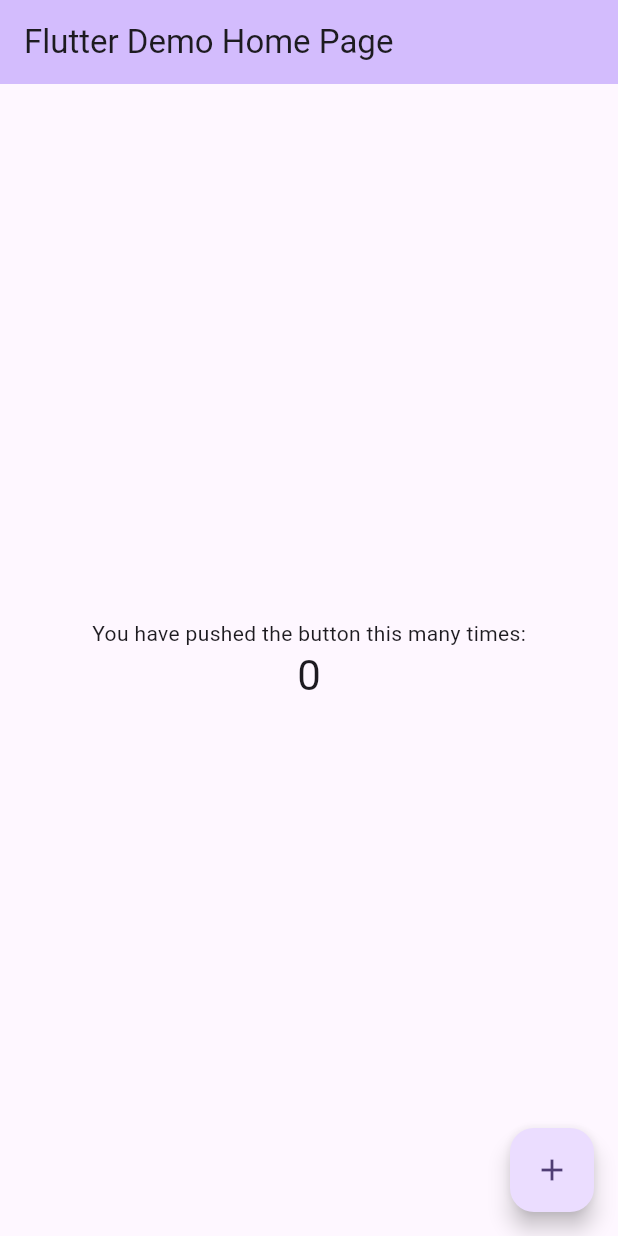
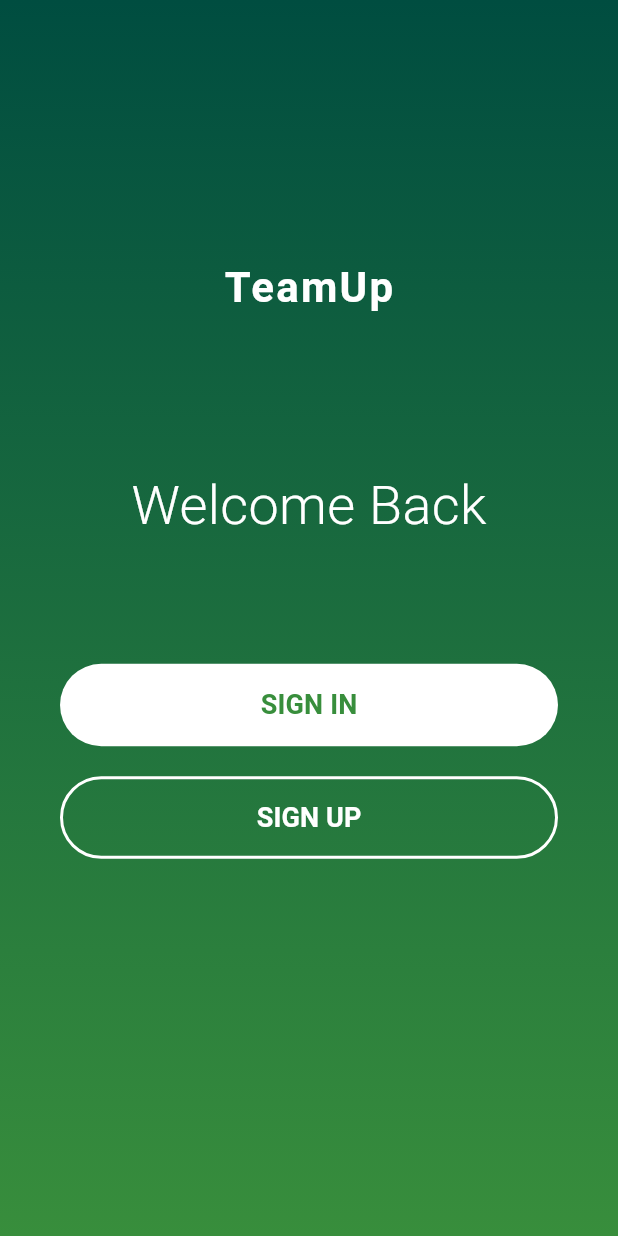
Before and after one commit to bogdanbalasoiu20/TeamUp-Frontend-Flutter, a Flutter app: the screen it shows after launch, on a phone screen of 412 x 824 dp. Run offline on Flutter 3.47's test engine with Material 3 defaults, Android fonts, the light colour scheme and no system bars.

Commit message:
Begining of starting page(welcome page with sign in/sign up buttons)

```diff
--- a/lib/main.dart
+++ b/lib/main.dart
@@ -1,123 +1,23 @@
 import 'package:flutter/material.dart';
+import 'package:team_up_fe_new/screens/welcome_page.dart'; // Asigură-te că numele proiectului tău este corect!
 
 void main() {
-  runApp(const MyApp());
+  runApp(const FitnessClubApp());
 }
 
-class MyApp extends StatelessWidget {
-  const MyApp({super.key});
+class FitnessClubApp extends StatelessWidget {
+  const FitnessClubApp({super.key});
 
-  // This widget is the root of your application.
   @override
   Widget build(BuildContext context) {
     return MaterialApp(
-      title: 'Flutter Demo',
+      title: 'TeamUp UI',
       theme: ThemeData(
-        // This is the theme of your application.
-        //
-        // TRY THIS: Try running your application with "flutter run". You'll see
-        // the application has a purple toolbar. Then, without quitting the app,
-        // try changing the seedColor in the colorScheme below to Colors.green
-        // and then invoke "hot reload" (save your changes or press the "hot
-        // reload" button in a Flutter-supported IDE, or press "r" if you used
-        // the command line to start the app).
-        //
-        // Notice that the counter didn't reset back to zero; the application
-        // state is not lost during the reload. To reset the state, use hot
-        // restart instead.
-        //
-        // This works for code too, not just values: Most code changes can be
-        // tested with just a hot reload.
-        colorScheme: ColorScheme.fromSeed(seedColor: Colors.deepPurple),
-
+        primarySwatch: Colors.red,
+        useMaterial3: true,
       ),
-      home: const MyHomePage(title: 'Flutter Demo Home Page'),
+      // setez WelcomeScreen ca prima pagina
+      home: const WelcomeScreen(),
     );
   }
 }
-
-class MyHomePage extends StatefulWidget {
-  const MyHomePage({super.key, required this.title});
-
-  // This widget is the home page of your application. It is stateful, meaning
-  // that it has a State object (defined below) that contains fields that affect
-  // how it looks.
-
-  // This class is the configuration for the state. It holds the values (in this
-  // case the title) provided by the parent (in this case the App widget) and
-  // used by the build method of the State. Fields in a Widget subclass are
-  // always marked "final".
-
-  final String title;
-
-  @override
-  State<MyHomePage> createState() => _MyHomePageState();
-}
-
-class _MyHomePageState extends State<MyHomePage> {
-  int _counter = 0;
-
-  void _incrementCounter() {
-    setState(() {
-      // This call to setState tells the Flutter framework that something has
-      // changed in this State, which causes it to rerun the build method below
-      // so that the display can reflect the updated values. If we changed
-      // _counter without calling setState(), then the build method would not be
-      // called again, and so nothing would appear to happen.
-      _counter++;
-    });
-  }
-
-  @override
-  Widget build(BuildContext context) {
-    // This method is rerun every time setState is called, for instance as done
-    // by the _incrementCounter method above.
-    //
-    // The Flutter framework has been optimized to make rerunning build methods
-    // fast, so that you can just rebuild anything that needs updating rather
-    // than having to individually change instances of widgets.
-    return Scaffold(
-      appBar: AppBar(
-        // TRY THIS: Try changing the color here to a specific color (to
-        // Colors.amber, perhaps?) and trigger a hot reload to see the AppBar
-        // change color while the other colors stay the same.
-        backgroundColor: Theme.of(context).colorScheme.inversePrimary,
-        // Here we take the value from the MyHomePage object that was created by
-        // the App.build method, and use it to set our appbar title.
-        title: Text(widget.title),
-      ),
-      body: Center(
-        // Center is a layout widget. It takes a single child and positions it
-        // in the middle of the parent.
-        child: Column(
-          // Column is also a layout widget. It takes a list of children and
-          // arranges them vertically. By default, it sizes itself to fit its
-          // children horizontally, and tries to be as tall as its parent.
-          //
-          // Column has various properties to control how it sizes itself and
-          // how it positions its children. Here we use mainAxisAlignment to
-          // center the children vertically; the main axis here is the vertical
-          // axis because Columns are vertical (the cross axis would be
-          // horizontal).
-          //
-          // TRY THIS: Invoke "debug painting" (choose the "Toggle Debug Paint"
-          // action in the IDE, or press "p" in the console), to see the
-          // wireframe for each widget.
-          mainAxisAlignment: MainAxisAlignment.center,
-          children: [
-            const Text('You have pushed the button this many times:'),
-            Text(
-              '$_counter',
-              style: Theme.of(context).textTheme.headlineMedium,
-            ),
-          ],
-        ),
-      ),
-      floatingActionButton: FloatingActionButton(
-        onPressed: _incrementCounter,
-        tooltip: 'Increment',
-        child: const Icon(Icons.add),
-      ),
-    );
-  }
-}
--- /dev/null
+++ b/lib/screens/welcome_page.dart
@@ -0,0 +1,127 @@
+import 'package:flutter/material.dart';
+import 'package:team_up_fe_new/utils/app_colors.dart';
+
+// Ecranul de deschidere(login+sign up). Primul care apare cand deschizi aplicatia
+class WelcomeScreen extends StatelessWidget {
+  const WelcomeScreen({super.key});
+
+  @override
+  Widget build(BuildContext context) {
+    const Color startColor = AppColors.primaryGreenDark;
+    const Color endColor = AppColors.primaryGreenLight;
+
+    return Scaffold(
+      body: Container(
+        //Fundalul
+        decoration: const BoxDecoration(
+          gradient: LinearGradient(
+            colors: [startColor, endColor],
+            begin: Alignment.topCenter,
+            end: Alignment.bottomCenter,
+          ),
+        ),
+        child: Center(
+          child: Padding(
+            padding: const EdgeInsets.symmetric(horizontal: 40.0),
+            child: Column(
+              mainAxisAlignment: MainAxisAlignment.center,
+              children: <Widget>[
+                //Numele aplicatiei(coloana 1)
+                const Text(
+                  'TeamUp',
+                  style: TextStyle(
+                    color: Colors.white,
+                    fontSize: 28,
+                    fontWeight: FontWeight.bold,
+                    letterSpacing: 1.5,
+                  ),
+                ),
+                const SizedBox(height: 100),
+
+                // Mesajul (coloana 2)
+                const Text(
+                  'Welcome Back',
+                  style: TextStyle(
+                    color: Colors.white,
+                    fontSize: 36,
+                    fontWeight: FontWeight.w300,
+                  ),
+                ),
+                const SizedBox(height: 80),
+
+                //Butonul de sign in(coloana 3)
+                _WelcomeButton(
+                  text: 'SIGN IN',
+                  onTap: () {
+                    // TODO: De facut navigarea catre SignInScreen
+                    print('Navigare la Sign In');
+                  },
+                  isFilled: true,
+                  fillColor: endColor,
+                ),
+                const SizedBox(height: 20),
+
+                //Butonul de sign up(coloana 4)
+                _WelcomeButton(
+                  text: 'SIGN UP',
+                  onTap: () {
+                    // TODO: De facut navigarea catre SignUpScreen
+                    print('Navigare la Sign Up');
+                  },
+                  isFilled: false,
+                  fillColor: endColor,
+                ),
+                const SizedBox(height: 80),
+
+              ],
+            ),
+          ),
+        ),
+      ),
+    );
+  }
+}
+
+// Widget privat pentru butoanele de Sign In / Sign Up
+class _WelcomeButton extends StatelessWidget {
+  final String text;
+  final VoidCallback onTap;
+  final bool isFilled;
+  final Color fillColor;
+
+  const _WelcomeButton({
+    required this.text,
+    required this.onTap,
+    required this.isFilled,
+    required this.fillColor,
+  });
+
+  @override
+  Widget build(BuildContext context) {
+    return SizedBox(
+      width: double.infinity,
+      height: 55,
+      child: OutlinedButton(
+        onPressed: onTap,
+        style: OutlinedButton.styleFrom(
+          backgroundColor: isFilled ? Colors.white : Colors.transparent,
+          side: BorderSide(
+            color: isFilled ? Colors.transparent : Colors.white,
+            width: 2,
+          ),
+          shape: RoundedRectangleBorder(
+            borderRadius: BorderRadius.circular(30),
+          ),
+        ),
+        child: Text(
+          text,
+          style: TextStyle(
+            color: isFilled ? fillColor : Colors.white,
+            fontSize: 18,
+            fontWeight: FontWeight.bold,
+          ),
+        ),
+      ),
+    );
+  }
+}
--- /dev/null
+++ b/lib/utils/app_colors.dart
@@ -0,0 +1,6 @@
+import 'package:flutter/material.dart';
+
+class AppColors{
+  static const Color primaryGreenDark = Color(0xFF004D40);
+  static const Color primaryGreenLight = Color(0xFF388E3C);
+}
--- a/pubspec.yaml
+++ b/pubspec.yaml
@@ -30,6 +30,8 @@ environment:
 dependencies:
   flutter:
     sdk: flutter
+
+  http: ^1.2.0
 
 
   # The following adds the Cupertino Icons font to your application.
```
Also changed, not shown: pubspec.lock.
